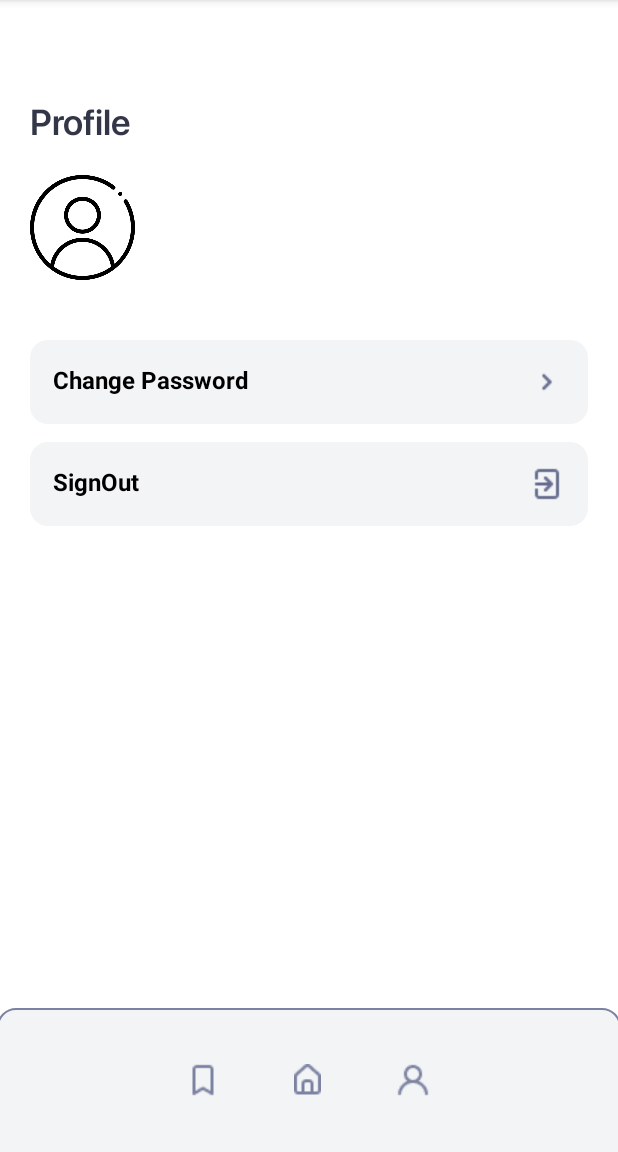
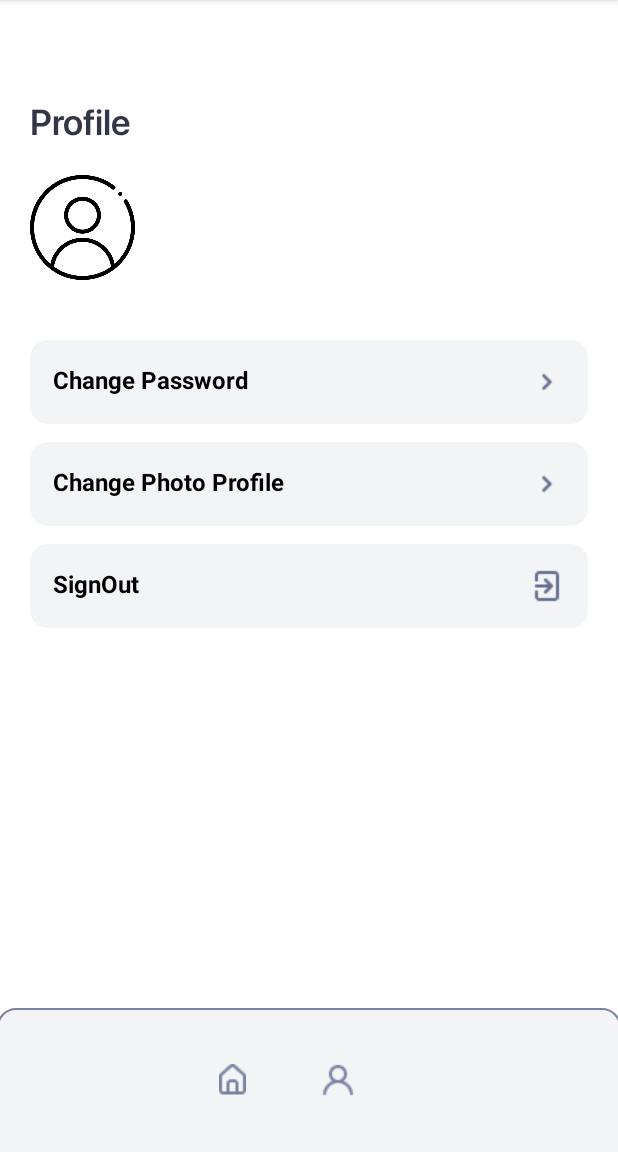
Before and after one commit to ARROG4NZ/tugas_akhir_pam, an Android app: the setting screen opened directly, with no data from a screen before it, on a phone screen of 412 x 824 dp, the part 84-1236 px from its top. Run offline under Robolectric (Android 15) with nearby library versions, the phone set to English and light mode, and no system bars; our stand-ins replace Firebase (no records; nobody signed in at launch, a user with empty details on screens opened directly); libraries missing offline, so code that uses them is left out: pub.devrel.easypermissions.

Commit message:
tinggal fiture ganti profil di setting

```diff
--- a/app/build.gradle
+++ b/app/build.gradle
@@ -33,6 +33,7 @@ android {
 
 dependencies {
 
+    implementation 'pub.devrel:easypermissions:3.0.0'
     implementation 'com.github.bumptech.glide:glide:4.12.0'
     implementation 'com.google.firebase:firebase-storage:20.0.1'
     annotationProcessor 'com.github.bumptech.glide:compiler:4.12.0'
--- a/app/src/main/java/com/example/tugas_akhir_pam/login.java
+++ b/app/src/main/java/com/example/tugas_akhir_pam/login.java
@@ -74,7 +74,7 @@ public class login extends AppCompatActivity {
     //perpindahan ke halaman utama
     public void updateUI(FirebaseUser user){
         if(user != null){
-            Intent inten = new Intent(this,homebase.class);
+            Intent inten = new Intent(this,CRUD.class);
             startActivity(inten);
         }else {
             Toast.makeText(login.this,"Log In First",
--- a/app/src/main/java/com/example/tugas_akhir_pam/setting.java
+++ b/app/src/main/java/com/example/tugas_akhir_pam/setting.java
@@ -2,30 +2,52 @@ package com.example.tugas_akhir_pam;
 
 import static android.content.ContentValues.TAG;
 
+import androidx.activity.result.ActivityResultLauncher;
+import androidx.activity.result.contract.ActivityResultContracts;
 import androidx.annotation.NonNull;
 import androidx.appcompat.app.AppCompatActivity;
 import androidx.constraintlayout.widget.ConstraintLayout;
 
+import android.Manifest;
+import android.app.Activity;
 import android.content.Intent;
+import android.database.Cursor;
+import android.graphics.Bitmap;
+import android.graphics.BitmapFactory;
+import android.net.Uri;
 import android.os.Bundle;
+import android.provider.MediaStore;
 import android.text.Editable;
 import android.util.Log;
 import android.view.View;
 import android.widget.EditText;
+import android.widget.ImageView;
 import android.widget.TextView;
+import android.widget.Toast;
 
 import com.google.android.gms.tasks.OnCompleteListener;
 import com.google.android.gms.tasks.Task;
 import com.google.firebase.auth.FirebaseAuth;
 import com.google.firebase.auth.FirebaseUser;
+import com.google.firebase.database.DatabaseReference;
+import com.google.firebase.database.FirebaseDatabase;
 
-public class setting extends AppCompatActivity {
+import java.io.IOException;
+import java.util.List;
+
+import pub.devrel.easypermissions.AppSettingsDialog;
+import pub.devrel.easypermissions.EasyPermissions;
+
+public class setting extends AppCompatActivity implements EasyPermissions.PermissionCallbacks {
     private FirebaseAuth mAuth;
     private FirebaseUser user;
+    private DatabaseReference mDatabase;
     private TextView username;
     private TextView email;
     private EditText oldpass,newpass,renewpass;
     private ConstraintLayout setting, changepass;
+    private ImageView imgprofile;
+    private static final int SELECT_IMAGE = 200;
 
     @Override
     protected void onCreate(Bundle savedInstanceState) {
@@ -40,31 +62,12 @@ public class setting extends AppCompatActivity {
         oldpass = findViewById(R.id.old_pass);
         newpass = findViewById(R.id.new_pass);
         renewpass = findViewById(R.id.renew_pass);
+        imgprofile = findViewById(R.id.imgprofile);
+        mDatabase = FirebaseDatabase.getInstance("https://tugas-akhir-pam-7d020-default-rtdb.asia-southeast1.firebasedatabase.app/").getReference();
         username.setText(user.getDisplayName());
         email.setText(user.getEmail());
 
     }
-
-    public void changepass(View view) {
-        if(setting.getVisibility() == View.VISIBLE){
-            setting.setVisibility(View.GONE);
-            changepass.setVisibility(view.VISIBLE);
-            if(newpass.getText().toString().equals(renewpass.getText().toString())){
-                user.updatePassword(newpass.getText().toString()).addOnCompleteListener(new OnCompleteListener<Void>() {
-                    @Override
-                    public void onComplete(@NonNull Task<Void> task) {
-                        if(task.isSuccessful()){
-                            Log.d(TAG,"password berhasil diubah");
-                            setting.setVisibility(View.VISIBLE);
-                            changepass.setVisibility(View.GONE);
-                        }
-                    }
-                });
-            }
-        }
-    }
-
-
 
     public void log_out(View view) {
         mAuth.signOut();
@@ -84,8 +87,72 @@ public class setting extends AppCompatActivity {
         startActivity(intent);
     }
 
-    public void bookmark(View view) {
-//        Intent intent = new Intent(homebase.this,bookmark.class);
-//        startActivity(intent);
+
+    public void ubahpass(View view) {
+            String passbaru = newpass.getText().toString();
+            String repass = renewpass.getText().toString();
+            if(passbaru.equals(repass)){
+                user.updatePassword(newpass.getText().toString()).addOnCompleteListener(new OnCompleteListener<Void>() {
+                    @Override
+                    public void onComplete(@NonNull Task<Void> task) {
+                        if(task.isSuccessful()){
+                            Log.d(TAG,"password berhasil diubah");
+                            setting.setVisibility(View.VISIBLE);
+                            changepass.setVisibility(View.GONE);
+                        }
+                    }
+                });
+            }else{
+                Toast.makeText(this, "new password dan renew passowrd tidak sama", Toast.LENGTH_SHORT).show();
+            }
+    }
+
+    public void changepass(View view) {
+        if(changepass.getVisibility()== View.GONE){
+            setting.setVisibility(View.GONE);
+            changepass.setVisibility(view.VISIBLE);
+        }
+    }
+
+    public void changeProfile(View view) {
+        Intent i = new Intent();
+        i.setType("image/*");
+        i.setAction(Intent.ACTION_GET_CONTENT);
+
+        launchSomeActivity.launch(i);
+    }
+    ActivityResultLauncher<Intent> launchSomeActivity = registerForActivityResult(new ActivityResultContracts.StartActivityForResult(), result -> {
+        if(result.getResultCode() == RESULT_OK) {
+            Intent data = result.getData();
+            String[] galerypermision = {Manifest.permission.READ_EXTERNAL_STORAGE,Manifest.permission.WRITE_EXTERNAL_STORAGE};
+            if(EasyPermissions.hasPermissions(this, galerypermision)){
+                Uri selectimg = data.getData();
+                String[] filepath = {MediaStore.Images.Media.DATA};
+                Cursor c = getContentResolver().query(selectimg,filepath,null,null,null);
+                c.moveToFirst();
+                int column = c.getColumnIndex(filepath[0]);
+                String pictpath = c.getString(column);
+                c.close();
+
+                Bitmap temp = (BitmapFactory.decodeFile(pictpath));
+                imgprofile.setImageBitmap(temp);
+            }else{
+                EasyPermissions.requestPermissions(this,"Access ditolak",101,galerypermision);
+            }
+
+        }
+    });
+
+    @Override
+    public void onPermissionsGranted(int requestCode, @NonNull List<String> perms) {
+
+    }
+
+    @Override
+    public void onPermissionsDenied(int requestCode, @NonNull List<String> perms) {
+        if(EasyPermissions.somePermissionPermanentlyDenied(this, perms)){
+
+            new AppSettingsDialog.Builder(this).build().show();
+        }
     }
 }
--- a/app/src/main/res/layout/activity_setting.xml
+++ b/app/src/main/res/layout/activity_setting.xml
@@ -40,7 +40,8 @@
             app:layout_constraintTop_toBottomOf="@+id/textView"
             app:layout_constraintVertical_bias="0.055">
 
-            <ImageButton
+            <ImageView
+                android:id="@+id/imgprofile"
                 android:layout_width="70dp"
                 android:layout_height="70dp"
                 android:background="@drawable/user_img"
@@ -101,6 +102,21 @@
                 android:textColor="@color/black"
                 android:drawableRight="@drawable/arrow_right"
                 android:onClick="changepass"/>
+
+            <TextView
+                android:layout_marginTop="12dp"
+                android:id="@+id/changephoto"
+                android:layout_weight="1"
+                android:layout_width="match_parent"
+                android:layout_height="56dp"
+                android:background="@drawable/upmenu_bg"
+                android:text="Change Photo Profile"
+                android:padding="15dp"
+                android:textSize="16sp"
+                android:textStyle="bold"
+                android:textColor="@color/black"
+                android:drawableRight="@drawable/arrow_right"
+                android:onClick="changeProfile"/>
 
             <TextView
                 android:layout_marginTop="12dp"
@@ -166,7 +182,8 @@
                 android:drawableLeft="@drawable/padlock"
                 android:drawablePadding="20dp"
                 android:padding="15dp"
-                android:text="Current Password" />
+                android:hint="Current Password"
+                android:inputType="textPassword"/>
 
             <EditText
                 android:id="@+id/new_pass"
@@ -177,7 +194,8 @@
                 android:drawableLeft="@drawable/padlock"
                 android:drawablePadding="20dp"
                 android:padding="15dp"
-                android:text="New Password" />
+                android:hint="New Password"
+                android:inputType="textPassword"/>
 
             <EditText
                 android:id="@+id/renew_pass"
@@ -188,7 +206,8 @@
                 android:drawableLeft="@drawable/padlock"
                 android:drawablePadding="20dp"
                 android:padding="15dp"
-                android:text="Repeat New Password" />
+                android:hint="Repeat New Password"
+                android:inputType="textPassword"/>
 
             <Button
                 android:id="@+id/submit_pass_btn"
@@ -198,7 +217,7 @@
                 android:background="@drawable/button_login_bg"
                 android:fontFamily="@font/sfpro"
                 android:text="Change Password"
-                android:onClick="changepass"
+                android:onClick="ubahpass"
                 app:layout_constraintBottom_toBottomOf="parent"
                 app:layout_constraintTop_toBottomOf="@+id/linearLayout3"
                 tools:layout_editor_absoluteX="16dp" />
@@ -215,15 +234,8 @@
         app:layout_constraintStart_toStartOf="parent"
         android:paddingLeft="110dp"
         android:background="@drawable/bottom_bg">
-    <ImageButton
-        android:layout_width="50dp"
-        android:layout_height="50dp"
-        android:layout_gravity="center_vertical"
-        android:src="@drawable/bookmark_icon"
-        android:background="@color/grey_light"
-        android:onClick="bookmark"/>
 
-    <ImageButton
+        <ImageButton
         android:layout_marginLeft="20dp"
         android:layout_marginRight="20dp"
         android:layout_width="50dp"
```
Also changed, not shown: app/src/main/java/com/example/tugas_akhir_pam/adapter.java (+22 -1 lines), app/src/main/java/com/example/tugas_akhir_pam/homebase.java (+15 -9 lines), app/src/main/java/com/example/tugas_akhir_pam/location.java (+9 -0 lines), app/src/main/res/layout/activity_homebase.xml (+0 -25 lines).
